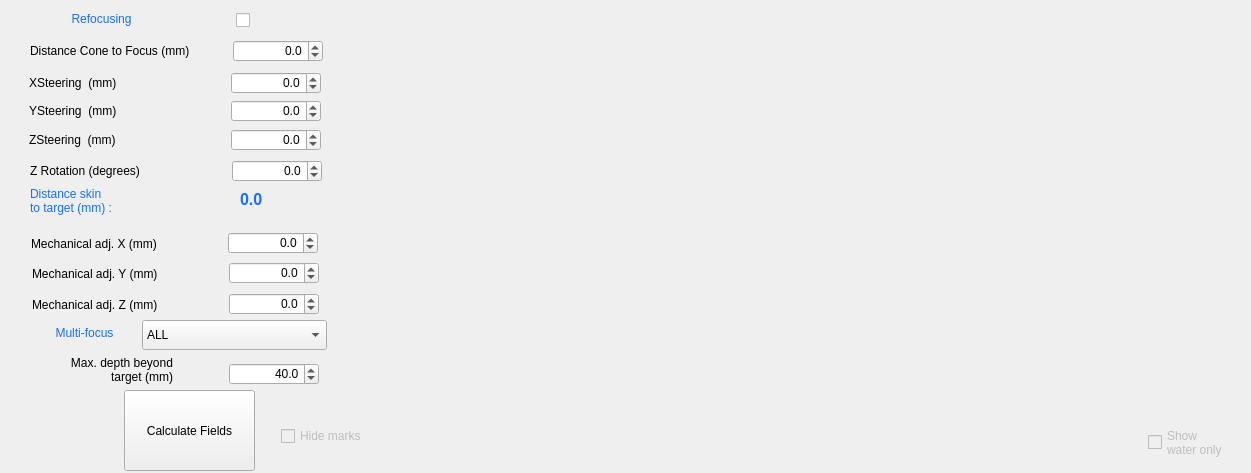
The window that BabelBrain/Babel_H317/form.ui (ProteusMRIgHIFU/BabelBrain) describes before a commit, drawn with Qt 5.
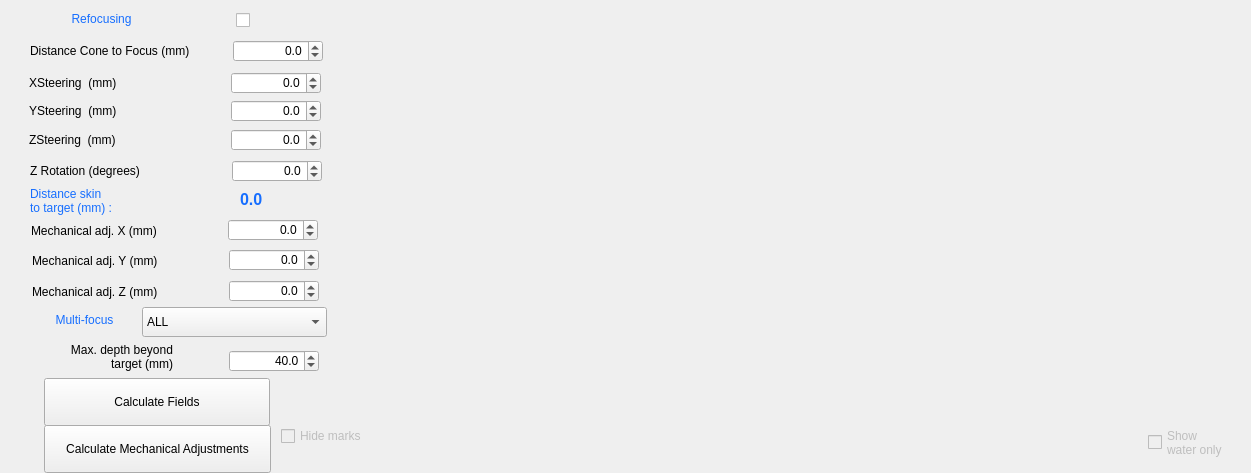
The same window after the commit.

Commit message: Add adjustment of mechanical in X and Y in function of center of mass

What changed in the file:
```diff
--- a/BabelBrain/Babel_H317/form.ui
+++ b/BabelBrain/Babel_H317/form.ui
@@ -20,7 +20,7 @@
    <property name="geometry">
     <rect>
      <x>31</x>
-     <y>234</y>
+     <y>221</y>
      <width>143</width>
      <height>20</height>
     </rect>
@@ -119,7 +119,7 @@
    <property name="geometry">
     <rect>
      <x>228</x>
-     <y>232</y>
+     <y>219</y>
      <width>90</width>
      <height>22</height>
     </rect>
@@ -147,7 +147,7 @@
    <property name="geometry">
     <rect>
      <x>32</x>
-     <y>264</y>
+     <y>251</y>
      <width>143</width>
      <height>20</height>
     </rect>
@@ -160,7 +160,7 @@
    <property name="geometry">
     <rect>
      <x>229</x>
-     <y>262</y>
+     <y>249</y>
      <width>90</width>
      <height>22</height>
     </rect>
@@ -184,25 +184,6 @@
     <double>0.000000000000000</double>
    </property>
   </widget>
-  <widget class="QPushButton" name="CalculateAcField">
-   <property name="geometry">
-    <rect>
-     <x>124</x>
-     <y>390</y>
-     <width>131</width>
-     <height>81</height>
-    </rect>
-   </property>
-   <property name="autoFillBackground">
-    <bool>false</bool>
-   </property>
-   <property name="styleSheet">
-    <string notr="true"/>
-   </property>
-   <property name="text">
-    <string>Calculate Fields</string>
-   </property>
-  </widget>
   <widget class="QWidget" name="AcField_plot1" native="true">
    <property name="geometry">
     <rect>
@@ -217,7 +198,7 @@
    <property name="geometry">
     <rect>
      <x>32</x>
-     <y>295</y>
+     <y>282</y>
      <width>143</width>
      <height>20</height>
     </rect>
@@ -230,7 +211,7 @@
    <property name="geometry">
     <rect>
      <x>229</x>
-     <y>293</y>
+     <y>280</y>
      <width>90</width>
      <height>22</height>
     </rect>
@@ -380,7 +361,7 @@
    <property name="geometry">
     <rect>
      <x>20</x>
-     <y>355</y>
+     <y>342</y>
      <width>153</width>
      <height>30</height>
     </rect>
@@ -397,7 +378,7 @@
    <property name="geometry">
     <rect>
      <x>229</x>
-     <y>363</y>
+     <y>350</y>
      <width>90</width>
      <height>22</height>
     </rect>
@@ -468,7 +449,7 @@
    <property name="geometry">
     <rect>
      <x>13</x>
-     <y>323</y>
+     <y>310</y>
      <width>143</width>
      <height>20</height>
     </rect>
@@ -487,7 +468,7 @@
    <property name="geometry">
     <rect>
      <x>142</x>
-     <y>320</y>
+     <y>307</y>
      <width>185</width>
      <height>30</height>
     </rect>
@@ -580,6 +561,44 @@
     <double>0.000000000000000</double>
    </property>
   </widget>
+  <widget class="QPushButton" name="CalculateMechAdj">
+   <property name="geometry">
+    <rect>
+     <x>44</x>
+     <y>425</y>
+     <width>227</width>
+     <height>48</height>
+    </rect>
+   </property>
+   <property name="autoFillBackground">
+    <bool>false</bool>
+   </property>
+   <property name="styleSheet">
+    <string notr="true"/>
+   </property>
+   <property name="text">
+    <string>Calculate Mechanical Adjustments</string>
+   </property>
+  </widget>
+  <widget class="QPushButton" name="CalculateAcField">
+   <property name="geometry">
+    <rect>
+     <x>44</x>
+     <y>378</y>
+     <width>226</width>
+     <height>48</height>
+    </rect>
+   </property>
+   <property name="autoFillBackground">
+    <bool>false</bool>
+   </property>
+   <property name="styleSheet">
+    <string notr="true"/>
+   </property>
+   <property name="text">
+    <string>Calculate Fields</string>
+   </property>
+  </widget>
  </widget>
  <tabstops>
   <tabstop>DistanceConeToFocusSpinBox</tabstop>
```
Left out of the diff: 1 changed line with no effect on the pictures. The commit also changes 11 other files.
